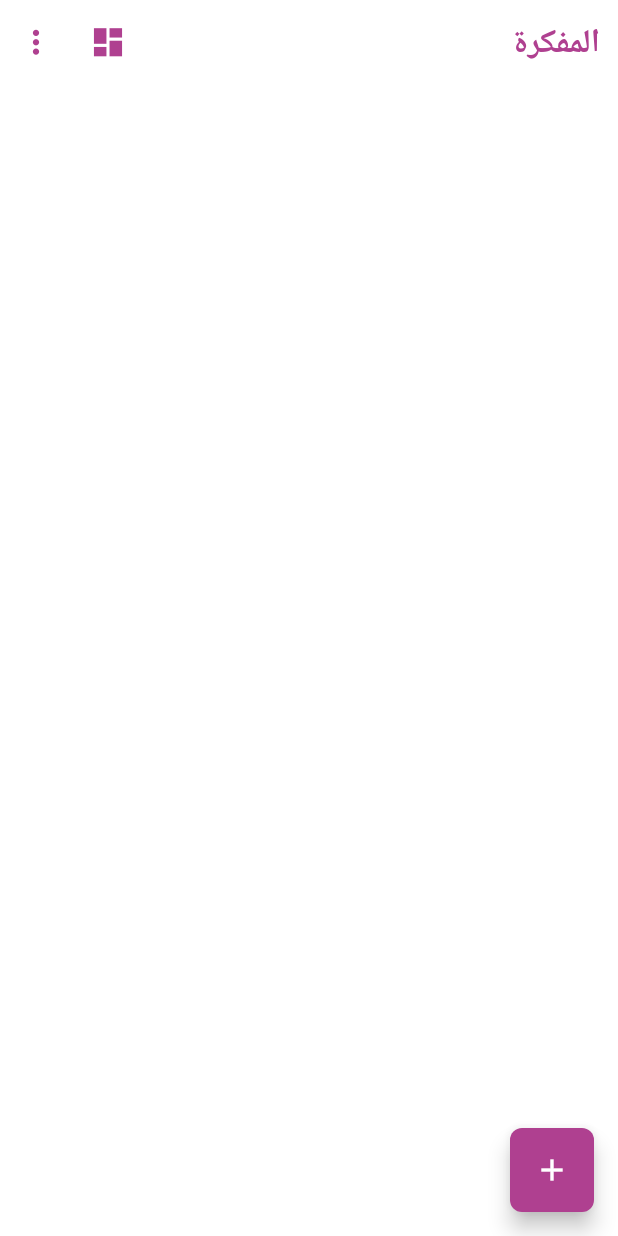
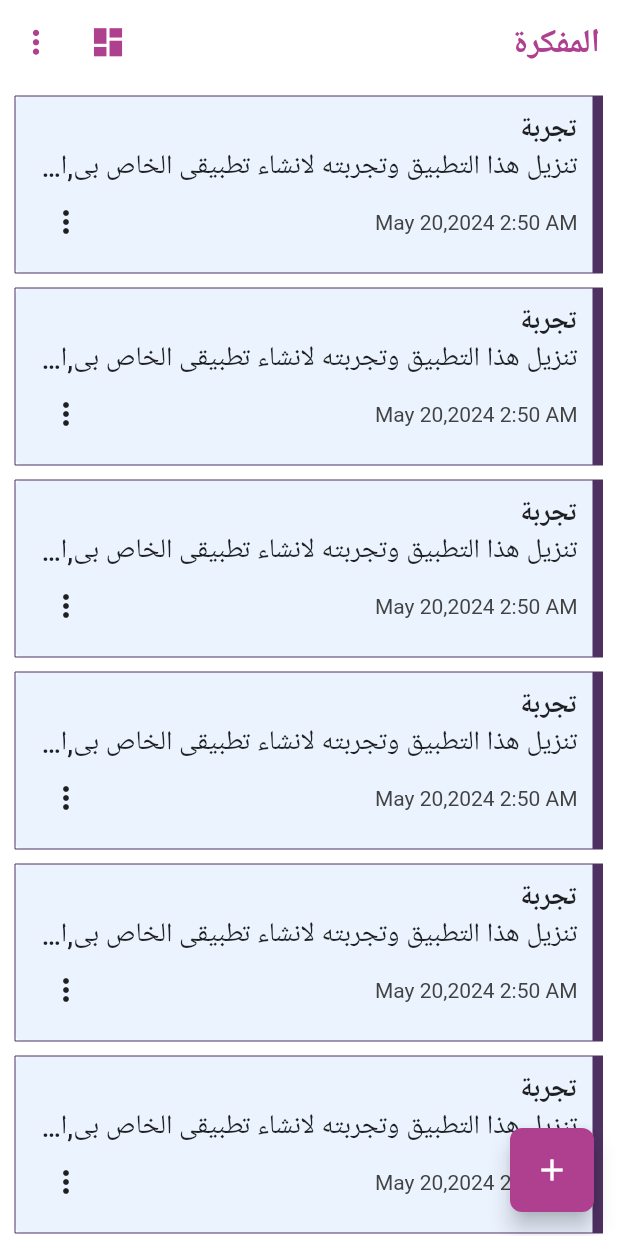
Before and after one commit to rehabsaad075/my_notes_app, a Flutter app: the screen it shows after launch, on a phone screen of 412 x 824 dp. Run offline on Flutter 3.47's test engine with Material 2 defaults, Android fonts, the phone set to English and light mode, and no system bars; our stand-ins replace animated_splash_screen, font_awesome_flutter.

Commit message:
create notes item custom ui

```diff
--- a/lib/view/notes_home_page_screen.dart
+++ b/lib/view/notes_home_page_screen.dart
@@ -1,5 +1,6 @@
 import 'package:flutter/material.dart';
 import 'package:my_notes_app/view/add_notes_screen.dart';
+import 'package:my_notes_app/view/widget_custom/notes_item_custom.dart';
 import 'package:my_notes_app/view_model/app_icons.dart';
 import 'package:my_notes_app/view_model/navigation_functions.dart';
 
@@ -30,6 +31,17 @@ class NotesHomePageScreen extends StatelessWidget {
             ),
           ],
         ),
+        body: ListView.separated(
+          physics: const BouncingScrollPhysics(),
+          padding: const EdgeInsets.symmetric(horizontal: 10,vertical: 8),
+            itemBuilder: (context,index){
+              return const NotesItemCustom();
+            },
+            separatorBuilder: (context,index){
+              return const SizedBox(height: 10,);
+            },
+            itemCount: 10
+        ),
         floatingActionButtonLocation: FloatingActionButtonLocation.startFloat,
         floatingActionButton: FloatingActionButton(
           onPressed: () {
--- /dev/null
+++ b/lib/view/widget_custom/notes_item_custom.dart
@@ -0,0 +1,74 @@
+import 'package:flutter/material.dart';
+import 'package:my_notes_app/view_model/app_colors.dart';
+import 'package:my_notes_app/view_model/app_icons.dart';
+
+class NotesItemCustom extends StatelessWidget {
+  const NotesItemCustom({super.key});
+
+  @override
+  Widget build(BuildContext context) {
+    return Container(
+      padding: const EdgeInsets.all(10),
+      decoration: const BoxDecoration(
+          color: AppColors.othersColor,
+          borderRadius: BorderRadius.all(Radius.circular(5)),
+        border:  Border(
+          right: BorderSide(
+            color: AppColors.othersBorderColor,
+            width: 7
+          ),
+          left: BorderSide(
+              color: AppColors.othersBorderColor,
+              width: 0
+          ),
+          top: BorderSide(
+              color: AppColors.othersBorderColor,
+              width: 0
+          ),
+          bottom: BorderSide(
+              color: AppColors.othersBorderColor,
+              width: 0
+          ),
+        )
+      ),
+      child:  Column(
+        crossAxisAlignment: CrossAxisAlignment.start,
+        children: [
+          const Text(
+              'تجربة',
+            style: TextStyle(
+              fontSize: 18,
+              fontWeight: FontWeight.bold
+            ),
+          ),
+          const Text(
+            'تنزيل هذا التطبيق وتجربته لانشاء تطبيقى الخاص بى,الان اقوم بكتابة الكود الخاص بهذا التطبيق',
+            style: TextStyle(
+                fontSize: 18,
+                fontWeight: FontWeight.w500,
+            ),
+            maxLines: 1,
+          overflow: TextOverflow.ellipsis,
+          ),
+          Row(
+            children: [
+               Text(
+                'May 20,2024 2:50 AM',
+                style: TextStyle(
+                    color: AppColors.gray!
+                ),
+              ),
+              const Spacer(),
+              IconButton(
+                  onPressed: (){},
+                  icon: const Icon(
+                      AppIcons.threeDotVertIcon
+                  )
+              ),
+            ],
+          ),
+        ],
+      ),
+    );
+  }
+}
--- a/lib/view_model/app_colors.dart
+++ b/lib/view_model/app_colors.dart
@@ -2,9 +2,17 @@ import 'package:flutter/material.dart';
 
 abstract class AppColors{
   static const Color appColor=Color(0xffAF4090);
+  static const Color finalColor=Color(0xffFFEDED);
+  static const Color finalBorderColor=Color(0xffEA9F99);
+  static const Color othersColor=Color(0xffEBF3FF);
+  static const Color othersBorderColor=Color(0xff4E3061);
+  static const Color workColor=Color(0xffE9FBEF);
+  static const Color workPersonalColor=Color(0xff27663B);
+  static const Color personalColor=Color(0xffFFFED8);
+  static const Color personalBorderColor=Color(0xffE0B211);
+  static const Color allColor=Color(0xff9DAFAF);
+  static const Color allBorderColor=Color(0xff416559);
   static const Color whiteColor=Colors.white;
-  static const Color errorColor=Colors.red;
-  static const Color white70=Colors.white70;
   static const Color gr=Colors.grey;
   static const Color black=Colors.black;
   static  Color? gray=Colors.grey[800];
```
